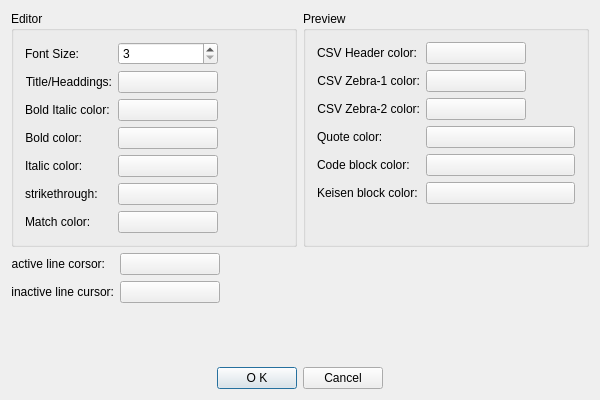
Before: the Qt Designer form viMarkdown/viMarkdown/SettingsDialog.ui in shigmas/viMarkdown, drawn with Qt 5.
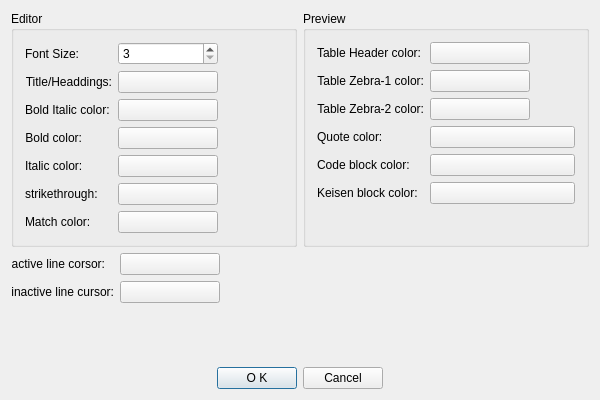
After: the same form once the commit is applied.

Commit message: 1062 ◎ C 03/26 03/26 01211│問題│設定ダイアログ：CSV Header color → Table Header color の方がよい

The edit to the form file:
```diff
--- a/viMarkdown/viMarkdown/SettingsDialog.ui
+++ b/viMarkdown/viMarkdown/SettingsDialog.ui
@@ -188,7 +188,7 @@
           <item row="0" column="0">
            <widget class="QLabel" name="label_3">
             <property name="text">
-             <string>CSV Header color:</string>
+             <string>Table Header color:</string>
             </property>
             <property name="alignment">
              <set>Qt::AlignmentFlag::AlignRight|Qt::AlignmentFlag::AlignTrailing|Qt::AlignmentFlag::AlignVCenter</set>
@@ -211,7 +211,7 @@
           <item row="1" column="0">
            <widget class="QLabel" name="label_4">
             <property name="text">
-             <string>CSV Zebra-1 color:</string>
+             <string>Table Zebra-1 color:</string>
             </property>
             <property name="alignment">
              <set>Qt::AlignmentFlag::AlignRight|Qt::AlignmentFlag::AlignTrailing|Qt::AlignmentFlag::AlignVCenter</set>
@@ -234,7 +234,7 @@
           <item row="2" column="0">
            <widget class="QLabel" name="label_5">
             <property name="text">
-             <string>CSV Zebra-2 color:</string>
+             <string>Table Zebra-2 color:</string>
             </property>
             <property name="alignment">
              <set>Qt::AlignmentFlag::AlignRight|Qt::AlignmentFlag::AlignTrailing|Qt::AlignmentFlag::AlignVCenter</set>
```
The commit also changes 4 other files.
